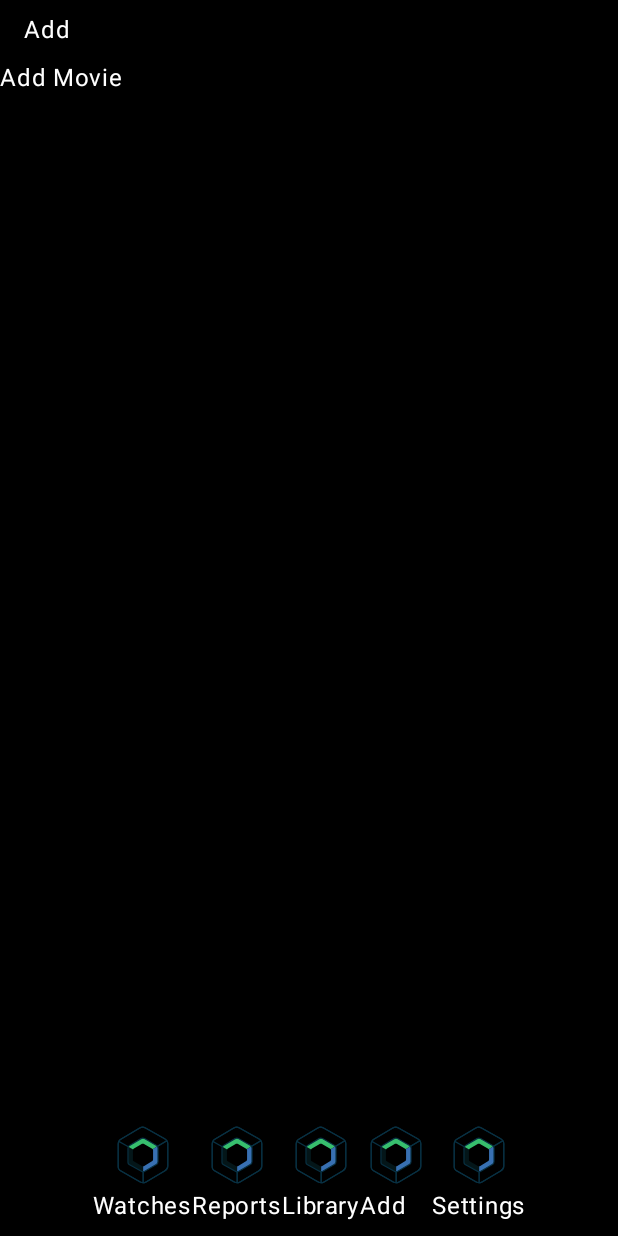
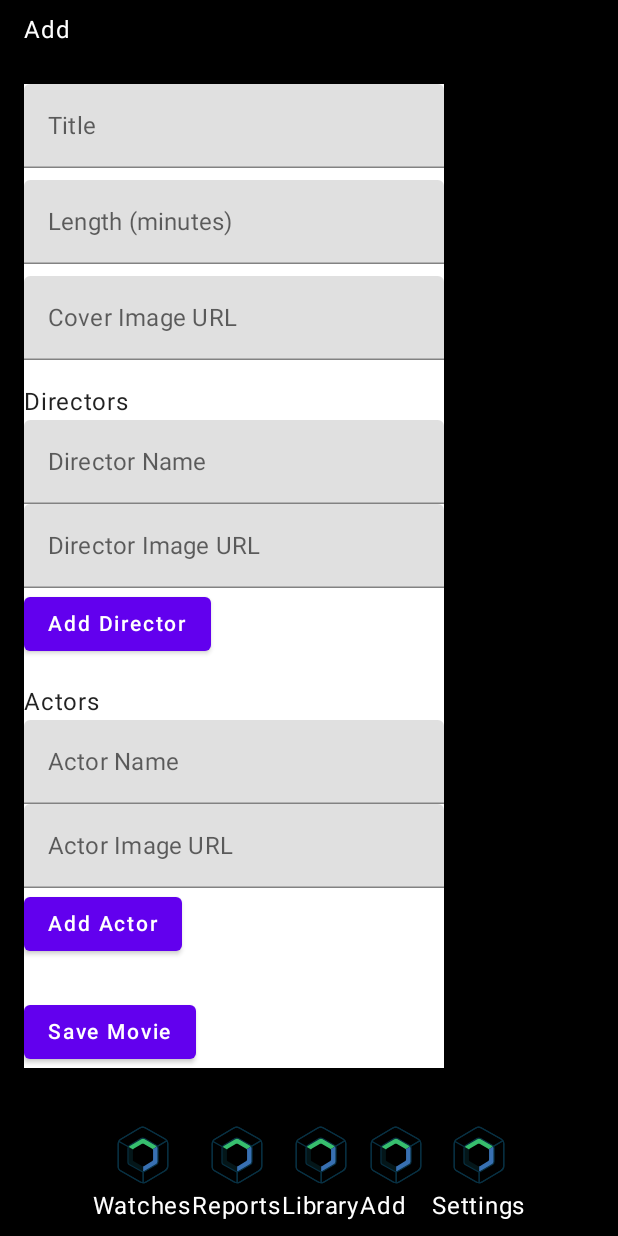
Before and after one commit to tavro/cast, an Android app built with Jetpack Compose: the screen it shows after launch (MainActivity), after a tap on "Add", on a phone screen of 412 x 824 dp. Run offline under Robolectric (Android 15) with nearby library versions, the phone set to English and light mode, and no system bars; our stand-ins replace Compose Multiplatform resources.

Commit message:
CAST-009: Add AddScreen
Implement temporary add movie screen, update TODO-message.

```diff
--- a/composeApp/src/commonMain/kotlin/org/example/project/AddScreen.kt
+++ b/composeApp/src/commonMain/kotlin/org/example/project/AddScreen.kt
@@ -7,10 +7,26 @@
 
 package org.example.project
 
+import androidx.compose.foundation.background
+import androidx.compose.foundation.layout.*
+import androidx.compose.foundation.lazy.LazyColumn
+import androidx.compose.foundation.lazy.items
+import androidx.compose.material.Button
+import androidx.compose.material.Text
+import androidx.compose.material.TextField
+import androidx.compose.runtime.*
+import androidx.compose.ui.Modifier
+import androidx.compose.ui.graphics.Color
+import androidx.compose.ui.unit.dp
+import tavro.cast.models.Actor
+import tavro.cast.models.Director
+import tavro.cast.models.Movie
+import kotlin.random.Random
+
 /*
-TODO: Implement Add Movie Screen + Behaviour
+TODO:
 
-- Initially Shown Fields: MovieTitle, StartTime, FinishTime (autofill + optional)
+- Initially Shown Fields: MovieTitle
 - When user fills in title:
     - If movie exists in IMDB, show (top five results) in dropdown
         - When clicked, autofill data
@@ -18,10 +34,132 @@ TODO: Implement Add Movie Screen + Behaviour
         - When clicked, show fields:
             - CoverImageUrl,
             - LengthInMinutes,
-            - Director/Directors (comma separated)
+            - Director/Directors
             - Actors (dynamically added fields + optional)
 - When user clicks 'Add movie'-button:
     - Fetch Directors and Actors data and create instances
-    - Create Instance of movie
-    - Create ViewingSession instance
+    - Create Instance of movie and store in data store
+    - Create ViewingSession instance and store in data store
  */
+
+@Composable
+fun AddMovieScreen() {
+    MovieInputForm { movie ->
+        println("Movie created: $movie") // TODO: Store in database
+    }
+}
+
+@Composable
+fun MovieInputForm(onSave: (Movie) -> Unit) {
+    var title by remember { mutableStateOf("") }
+    var length by remember { mutableStateOf("") }
+    var coverImageUrl by remember { mutableStateOf("") }
+
+    var directors by remember { mutableStateOf(listOf<Director>()) }
+    var newDirectorName by remember { mutableStateOf("") }
+    var newDirectorImageUrl by remember { mutableStateOf("") }
+
+    var actors by remember { mutableStateOf(listOf<Actor>()) }
+    var newActorName by remember { mutableStateOf("") }
+    var newActorImageUrl by remember { mutableStateOf("") }
+
+    Column(modifier = Modifier.padding(16.dp).background(color = Color.White)) {
+        TextField(value = title, onValueChange = { title = it }, label = { Text("Title") })
+        Spacer(modifier = Modifier.height(8.dp))
+
+        TextField(
+            value = length,
+            onValueChange = { length = it.filter { it.isDigit() } },
+            label = { Text("Length (minutes)") }
+        )
+        Spacer(modifier = Modifier.height(8.dp))
+
+        TextField(
+            value = coverImageUrl,
+            onValueChange = { coverImageUrl = it },
+            label = { Text("Cover Image URL") }
+        )
+        Spacer(modifier = Modifier.height(16.dp))
+
+        Text("Directors")
+        LazyColumn {
+            items(directors) {
+                Text("- ${it.name}")
+            }
+        }
+        TextField(
+            value = newDirectorName,
+            onValueChange = { newDirectorName = it },
+            label = { Text("Director Name") }
+        )
+        TextField(
+            value = newDirectorImageUrl,
+            onValueChange = { newDirectorImageUrl = it },
+            label = { Text("Director Image URL") }
+        )
+        Button(onClick = {
+            if (newDirectorName.isNotBlank()) {
+                directors = directors + Director(
+                    id = Random.nextLong(), // NOTE: Temporary
+                    name = newDirectorName,
+                    imageUrl = newDirectorImageUrl.takeIf { it.isNotBlank() }
+                )
+                newDirectorName = ""
+                newDirectorImageUrl = ""
+            }
+        }) {
+            Text("Add Director")
+        }
+
+        Spacer(modifier = Modifier.height(16.dp))
+
+        Text("Actors")
+        LazyColumn {
+            items(actors) {
+                Text("- ${it.name}")
+            }
+        }
+        TextField(
+            value = newActorName,
+            onValueChange = { newActorName = it },
+            label = { Text("Actor Name") }
+        )
+        TextField(
+            value = newActorImageUrl,
+            onValueChange = { newActorImageUrl = it },
+            label = { Text("Actor Image URL") }
+        )
+        Button(onClick = {
+            if (newActorName.isNotBlank()) {
+                actors = actors + Actor(
+                    id = Random.nextLong(), // NOTE: Temporary
+                    name = newActorName,
+                    imageUrl = newActorImageUrl.takeIf { it.isNotBlank() }
+                )
+                newActorName = ""
+                newActorImageUrl = ""
+            }
+        }) {
+            Text("Add Actor")
+        }
+
+        Spacer(modifier = Modifier.height(24.dp))
+
+        Button(onClick = {
+            if (title.isNotBlank() && length.isNotBlank()) {
+                onSave(
+                    Movie(
+                        id = Random.nextLong(), // NOTE: Temporary
+                        title = title,
+                        lengthInMinutes = length.toInt(),
+                        directors = directors,
+                        actors = actors,
+                        coverImageUrl = coverImageUrl.takeIf { it.isNotBlank() }
+                    )
+                )
+            }
+        }) {
+            Text("Save Movie")
+        }
+    }
+}
--- a/composeApp/src/commonMain/kotlin/org/example/project/App.kt
+++ b/composeApp/src/commonMain/kotlin/org/example/project/App.kt
@@ -13,7 +13,6 @@ import androidx.compose.foundation.layout.fillMaxSize
 import androidx.compose.foundation.layout.padding
 import androidx.compose.material.MaterialTheme
 import androidx.compose.material.Scaffold
-import androidx.compose.material.Text
 import androidx.compose.runtime.Composable
 import androidx.compose.runtime.getValue
 import androidx.compose.runtime.mutableStateOf
@@ -65,7 +64,7 @@ fun App() {
                     0 -> WatchesScreen()
                     1 -> ReportsScreen()
                     2 -> LibraryScreen()
-                    3 -> Text(text = "Add Movie", color = Color.White)
+                    3 -> AddMovieScreen()
                     4 -> SettingsScreen()
                 }
             }
```
